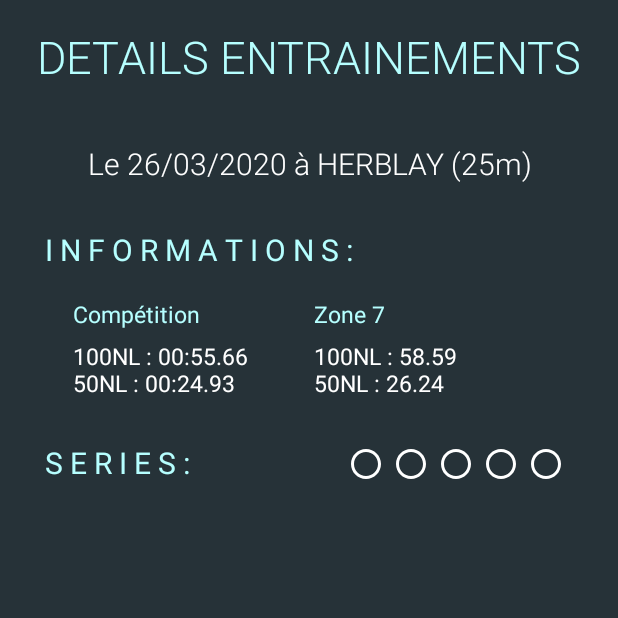
After one commit to JeremyTo95/UNIapp, an Android app: the fragment DetailTrainingFragment shown on its own in the app's theme, on a phone screen of 412 x 824 dp, the top half of it. The commit adds this screen. Run offline under Robolectric (Android 15) with nearby library versions, the phone set to English and light mode, and no system bars.

Commit message:
TrainingDetail, serie's recyclerView and time's recyclerView

```diff
--- a/app/src/main/AndroidManifest.xml
+++ b/app/src/main/AndroidManifest.xml
@@ -9,7 +9,8 @@
         android:roundIcon="@mipmap/ic_launcher_round"
         android:supportsRtl="true"
         android:theme="@style/AppTheme">
-        <activity android:name=".controllers.activities.DetailRaceTimeActivity"></activity>
+        <activity android:name=".controllers.activities.DetailTrainingActivity"></activity>
+        <activity android:name=".controllers.activities.DetailRaceTimeActivity" />
         <activity android:name=".controllers.activities.MainActivity">
             <intent-filter>
                 <action android:name="android.intent.action.MAIN" />
--- a/app/src/main/java/com/example/uniapp/controllers/adapters/RecyclerViewTrainingAdapter.java
+++ b/app/src/main/java/com/example/uniapp/controllers/adapters/RecyclerViewTrainingAdapter.java
@@ -75,7 +75,7 @@ public class RecyclerViewTrainingAdapter extends RecyclerView.Adapter<RecyclerVi
 
             date_sizePool_title.setText(training.getDate());
             for (int i = 0; i < training.getSets().size(); i++)
-                text += training.getSets().get(i) + "x" + training.getDistance().get(i) + Race.convertShortSwim(training.getSwims().get(i)) + "\n";
+                text += training.getSets().get(i) + " x " + training.getDistance().get(i) + Race.convertShortSwim(training.getSwims().get(i)) + "\n";
             text = text.substring(0, text.length() - 1);
             serie_content.setText(text);
 
--- a/app/src/main/java/com/example/uniapp/controllers/fragments/DetailRaceTimeFragment.java
+++ b/app/src/main/java/com/example/uniapp/controllers/fragments/DetailRaceFragment.java
@@ -20,7 +20,7 @@ import java.util.Collections;
 import java.util.List;
 
 
-public class DetailRaceTimeFragment extends Fragment {
+public class DetailRaceFragment extends Fragment {
     private Race mRace;
     private Race mRaceUp;
     private Race mRaceDown;
@@ -40,7 +40,7 @@ public class DetailRaceTimeFragment extends Fragment {
     private TextView points;
     private TextView diff;
 
-    public DetailRaceTimeFragment() { }
+    public DetailRaceFragment() { }
 
 
     @SuppressLint("SetTextI18n")
--- /dev/null
+++ b/app/src/main/java/com/example/uniapp/controllers/fragments/DetailTrainingFragment.java
@@ -0,0 +1,22 @@
+package com.example.uniapp.controllers.fragments;
+
+import android.os.Bundle;
+
+import androidx.fragment.app.Fragment;
+
+import android.view.LayoutInflater;
+import android.view.View;
+import android.view.ViewGroup;
+
+import com.example.uniapp.R;
+
+public class DetailTrainingFragment extends Fragment {
+
+    public DetailTrainingFragment() { }
+
+    @Override
+    public View onCreateView(LayoutInflater inflater, ViewGroup container, Bundle savedInstanceState) {
+        View layoutInflater = inflater.inflate(R.layout.fragment_detail_training, container, false);
+        return layoutInflater;
+    }
+}
--- a/app/src/main/java/com/example/uniapp/models/Training.java
+++ b/app/src/main/java/com/example/uniapp/models/Training.java
@@ -13,8 +13,9 @@ public class Training {
     private int sizePool;
     private String date;
     private String city;
+    private List<Integer> zone;
 
-    public Training(UUID id, String date, String city, int sizePool, List<String> swims, List<Integer> sets, List<Integer> distance, List<String> times, int difficulty) {
+    public Training(UUID id, String date, String city, int sizePool, List<String> swims, List<Integer> sets, List<Integer> distance, List<String> times, int difficulty, List<Integer> zone) {
         this.id = id;
         this.date = date;
         this.city = city;
@@ -24,6 +25,7 @@ public class Training {
         this.distance = distance;
         this.times = times;
         this.difficulty = difficulty;
+        this.zone = zone;
     }
 
     public int getTotalSets() {
@@ -51,6 +53,7 @@ public class Training {
     public List<Integer> getDistance() { return distance; }
     public List<String> getTimes() { return times; }
     public int getDifficulty() { return difficulty; }
+    public List<Integer> getZone() { return zone; }
 
     public void setId(UUID id) { this.id = id; }
     public void setSizePool(int sizePool) { this.sizePool = sizePool; }
@@ -61,4 +64,5 @@ public class Training {
     public void setDistance(List<Integer> distance) { this.distance = distance; }
     public void setTimes(List<String> times) { this.times = times; }
     public void setDifficulty(int difficulty) { this.difficulty = difficulty; }
+    public void setZone(List<Integer> zone) { this.zone = zone; }
 }
--- a/app/src/main/res/layout/activity_detail_race_time.xml
+++ b/app/src/main/res/layout/activity_detail_race.xml
@@ -3,7 +3,7 @@
     xmlns:android="http://schemas.android.com/apk/res/android"
     xmlns:app="http://schemas.android.com/apk/res-auto"
     xmlns:tools="http://schemas.android.com/tools"
-    android:id="@+id/activity_detail_race_time"
+    android:id="@+id/activity_detail_race"
     android:layout_width="match_parent"
     android:layout_height="match_parent"
     tools:context=".controllers.activities.DetailRaceTimeActivity"
--- a/app/src/main/res/layout/fragment_detail_race_time.xml
+++ b/app/src/main/res/layout/fragment_detail_race_time.xml
@@ -6,7 +6,7 @@
     android:layout_height="match_parent"
     android:orientation="vertical"
     android:background="@color/colorBackground"
-    tools:context=".controllers.fragments.DetailRaceTimeFragment">
+    tools:context=".controllers.fragments.DetailRaceFragment">
 
     <TextView
         android:id="@+id/fragment_detail_race_time_bigtitle"
@@ -15,6 +15,7 @@
         android:text="D E T A I L S   C O U R S E"
         android:textColor="@color/colorSecondaryLight"
         android:gravity="center"
+        android:fontFamily="sans-serif-light"
         android:textSize="@dimen/fragment_bigtitle_textsize"/>
 
     <LinearLayout
--- /dev/null
+++ b/app/src/main/res/layout/fragment_detail_training.xml
@@ -0,0 +1,185 @@
+<?xml version="1.0" encoding="utf-8"?>
+<ScrollView
+    xmlns:android="http://schemas.android.com/apk/res/android"
+    xmlns:tools="http://schemas.android.com/tools"
+    android:layout_width="match_parent"
+    android:layout_height="match_parent"
+    android:orientation="vertical"
+    android:background="@color/colorBackground"
+    tools:context=".controllers.fragments.DetailTrainingFragment">
+
+    <LinearLayout
+        android:layout_width="match_parent"
+        android:layout_height="match_parent"
+        android:orientation="vertical">
+        <TextView
+            android:layout_width="match_parent"
+            android:layout_height="75dp"
+            android:text="DETAILS ENTRAINEMENTS"
+            android:textSize="@dimen/fragment_bigtitle_textsize"
+            android:gravity="center"
+            android:fontFamily="sans-serif-light"
+            android:textColor="@color/colorSecondaryLight" />
+
+        <LinearLayout
+            android:layout_width="match_parent"
+            android:layout_height="0dp"
+            android:orientation="vertical"
+            android:layout_weight="1" >
+
+            <TextView
+                android:id="@+id/fragment_detail_race_time_date_and_city"
+                android:layout_width="match_parent"
+                android:layout_height="wrap_content"
+                android:textSize="@dimen/h3_textsize"
+                android:text="Le 26/03/2020 à HERBLAY (25m)"
+                android:fontFamily="sans-serif-light"
+                android:gravity="center"
+                android:layout_marginVertical="20dp"
+                android:textColor="@color/colorText"/>
+
+            <LinearLayout
+                android:layout_width="match_parent"
+                android:layout_height="wrap_content"
+                android:orientation="vertical"
+                android:layout_marginHorizontal="30dp"
+                android:layout_marginVertical="10dp">
+
+                <TextView
+                    android:id="@+id/fragment_detail_race_time_swimmer_title"
+                    android:layout_width="match_parent"
+                    android:layout_height="wrap_content"
+                    android:text="I N F O R M A T I O N S :"
+                    android:textSize="@dimen/h3_textsize"
+                    android:textColor="@color/colorSecondaryLight" />
+
+                <LinearLayout
+                    android:layout_width="match_parent"
+                    android:layout_height="wrap_content"
+                    android:layout_margin="15dp"
+                    android:orientation="vertical">
+                    <LinearLayout
+                        android:layout_width="match_parent"
+                        android:layout_height="match_parent"
+                        android:gravity="center"
+                        android:orientation="horizontal">
+                        <TextView
+                            android:id="@+id/fragment_detail_training_competition_times"
+                            android:layout_width="0dp"
+                            android:layout_height="wrap_content"
+                            android:layout_weight="1"
+                            android:layout_margin="3dp"
+                            android:text="Compétition"
+                            android:fontFamily="sans-serif"
+                            android:textSize="@dimen/h4_textsize"
+                            android:textColor="@color/colorSecondaryLight" />
+                        <TextView
+                            android:id="@+id/fragment_detail_training_zone_times"
+                            android:layout_width="0dp"
+                            android:layout_height="wrap_content"
+                            android:layout_weight="1"
+                            android:layout_margin="3dp"
+                            android:text="Zone 7"
+                            android:fontFamily="sans-serif"
+                            android:textSize="@dimen/h4_textsize"
+                            android:textColor="@color/colorSecondaryLight" />
+                    </LinearLayout>
+                    <LinearLayout
+                        android:layout_width="match_parent"
+                        android:layout_height="wrap_content"
+                        android:orientation="horizontal">
+                        <TextView
+                            android:id="@+id/fragment_detail_training_swims_races_times"
+                            android:layout_width="0dp"
+                            android:layout_height="wrap_content"
+                            android:layout_weight="1"
+                            android:layout_margin="3dp"
+                            android:text="100NL : 00:55.66\n50NL : 00:24.93"
+                            android:fontFamily="sans-serif"
+                            android:textSize="@dimen/h4_textsize"
+                            android:textColor="@color/colorText" />
+                        <TextView
+                            android:id="@+id/fragment_detail_training_swims_theorics_times"
+                            android:layout_width="0dp"
+                            android:layout_height="wrap_content"
+                            android:layout_weight="1"
+                            android:layout_margin="3dp"
+                            android:text="100NL : 58.59\n50NL : 26.24"
+                            android:fontFamily="sans-serif"
+                            android:textSize="@dimen/h4_textsize"
+                            android:textColor="@color/colorText" />
+                    </LinearLayout>
+                </LinearLayout>
+
+                <LinearLayout
+                    android:layout_width="match_parent"
+                    android:layout_height="wrap_content"
+                    android:orientation="horizontal"
+                    android:layout_marginVertical="10dp">
+
+                    <TextView
+                        android:id="@+id/fragment_detail_race_time_performance_title"
+                        android:layout_width="wrap_content"
+                        android:layout_height="wrap_content"
+                        android:text="S E R I E S :"
+                        android:textSize="@dimen/h3_textsize"
+                        android:textColor="@color/colorSecondaryLight" />
+
+                    <LinearLayout
+                        android:layout_width="0dp"
+                        android:layout_height="match_parent"
+                        android:layout_weight="1"
+                        android:gravity="right"
+                        android:layout_gravity="right"
+                        android:orientation="horizontal">
+                        <Button
+                            android:id="@+id/rv_detail_training_items_difficulty_star_1"
+                            android:layout_width="@dimen/rv_training_star_size"
+                            android:layout_height="@dimen/rv_training_star_size"
+                            android:drawableLeft="@drawable/ic_radio_button_unchecked_white_24dp"
+                            android:background="@color/transparent"
+                            android:gravity="center" />
+
+                        <Button
+                            android:id="@+id/rv_detail_training_items_difficulty_star_2"
+                            android:layout_width="@dimen/rv_training_star_size"
+                            android:layout_height="@dimen/rv_training_star_size"
+                            android:drawableLeft="@drawable/ic_radio_button_unchecked_white_24dp"
+                            android:background="@color/transparent"
+                            android:gravity="center" />
+
+                        <Button
+                            android:id="@+id/rv_detail_training_items_difficulty_star_3"
+                            android:layout_width="@dimen/rv_training_star_size"
+                            android:layout_height="@dimen/rv_training_star_size"
+                            android:drawableLeft="@drawable/ic_radio_button_unchecked_white_24dp"
+                            android:background="@color/transparent"
+                            android:gravity="center" />
+
+                        <Button
+                            android:id="@+id/rv_detail_training_items_difficulty_star_4"
+                            android:layout_width="@dimen/rv_training_star_size"
+                            android:layout_height="@dimen/rv_training_star_size"
+                            android:drawableLeft="@drawable/ic_radio_button_unchecked_white_24dp"
+                            android:background="@color/transparent"
+                            android:gravity="center" />
+
+                        <Button
+                            android:id="@+id/rv_detail_training_items_difficulty_star_5"
+                            android:layout_width="@dimen/rv_training_star_size"
+                            android:layout_height="@dimen/rv_training_star_size"
+                            android:drawableLeft="@drawable/ic_radio_button_unchecked_white_24dp"
+                            android:background="@color/transparent"
+                            android:gravity="center" />
+                    </LinearLayout>
+                </LinearLayout>
+                <androidx.recyclerview.widget.RecyclerView
+                    android:id="@+id/fragment_detail_training_graphs"
+                    android:layout_width="match_parent"
+                    android:layout_height="wrap_content"
+                    android:layout_margin="15dp"
+                    android:orientation="vertical" />
+            </LinearLayout>
+        </LinearLayout>
+    </LinearLayout>
+</ScrollView>
```
Also changed, not shown: app/build.gradle (+9 -0 lines), app/src/main/java/com/example/uniapp/controllers/activities/DetailRaceTimeActivity.java (+7 -7 lines), app/src/main/java/com/example/uniapp/controllers/activities/DetailTrainingActivity.java (added, +16 -0 lines), app/src/main/java/com/example/uniapp/controllers/fragments/TrainingsFragment.java (+8 -0 lines), app/src/main/java/com/example/uniapp/models/MarketTrainings.java (+16 -10 lines), app/src/main/res/layout/activity_detail_training.xml (added, +12 -0 lines), app/src/main/res/layout/fragment_training.xml (+69 -59 lines), app/src/main/res/layout/rv_detail_training_items.xml (added, +80 -0 lines), app/src/main/res/layout/rv_time_detail_training_item.xml (added, +17 -0 lines), app/src/main/res/layout/rv_training_items.xml (+5 -68 lines).
